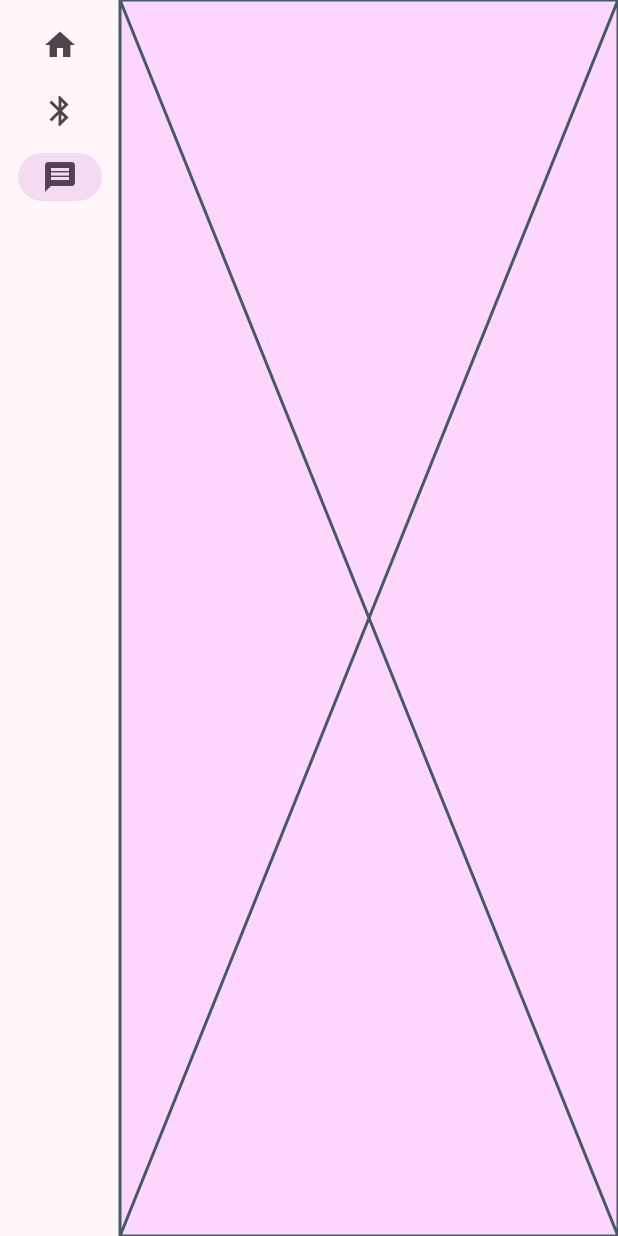
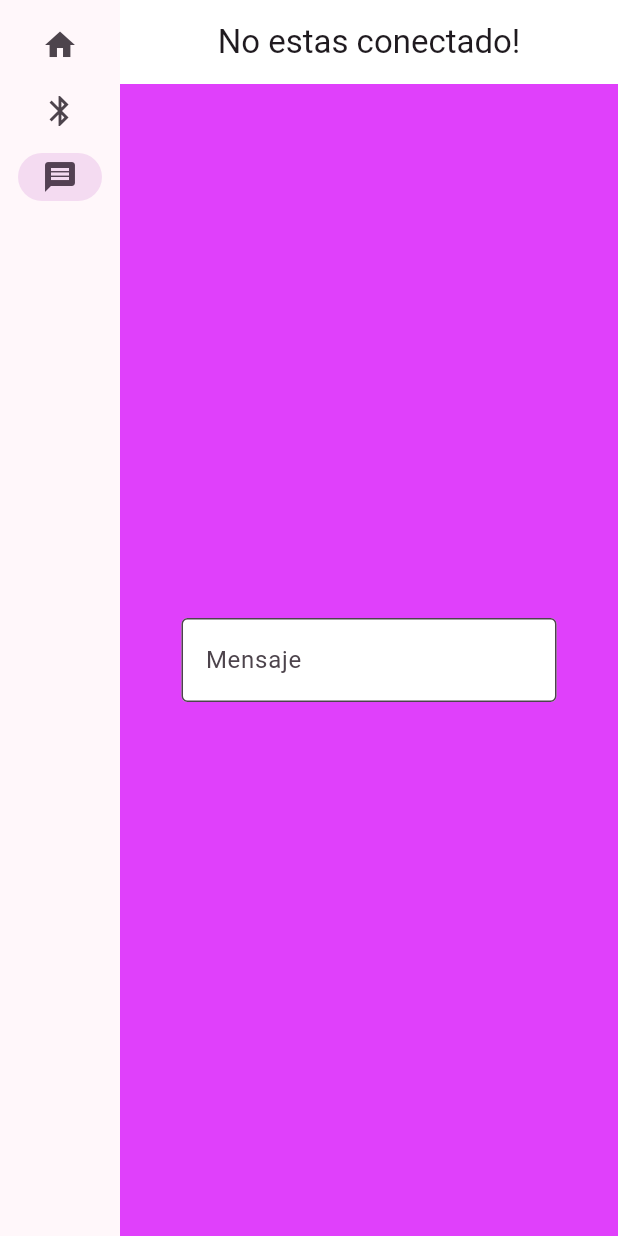
Before and after one commit to NexWan/Prueba-Flutter, a Flutter app: the screen it shows after launch, after a tap on "Bluetooth test", after a tap on "Comunicar", on a phone screen of 412 x 824 dp. Run offline on Flutter 3.47's test engine with Material 3 defaults, Android fonts, the phone set to English and light mode, and no system bars; our stand-ins replace flutter_bluetooth_serial.

Commit message:
Started implementation of communication

```diff
--- a/lib/Design.dart
+++ b/lib/design.dart
@@ -1,6 +1,4 @@
 /*The same, this is just to style a bit*/
-import 'package:english_words/english_words.dart';
-import 'package:flutter/cupertino.dart';
 import 'package:flutter/material.dart';
 
 class MsgBlock extends StatelessWidget {
--- a/lib/main.dart
+++ b/lib/main.dart
@@ -1,11 +1,8 @@
-import 'package:english_words/english_words.dart';
-import 'package:flutter/cupertino.dart';
 import 'package:flutter/material.dart';
 import 'package:flutter_bluetooth_serial/flutter_bluetooth_serial.dart';
 import 'package:provider/provider.dart';
 
-import 'Design.dart';
-import 'Widgets.dart';
+import 'widgets.dart';
 
 void main() {
   runApp(const MyApp());
@@ -24,7 +21,7 @@ class MyApp extends StatelessWidget {
           useMaterial3: true,
           colorScheme: ColorScheme.fromSeed(seedColor: Colors.purpleAccent),
         ),
-        home: MyHomePage(),
+        home: const MyHomePage(),
       ),
     );
   }
@@ -89,7 +86,7 @@ class _MyHomePageState extends State<MyHomePage> {
         page = BluetoothClass();
         break;
       case 2:
-        page = Placeholder();
+        page = CommunicateBluetooth();
         break;
       default:
         throw UnimplementedError('no widget for $selectedIndex');
--- a/lib/Widgets.dart
+++ b/lib/widgets.dart
@@ -1,15 +1,20 @@
 /*This is like a component in angular, here you do some shit with it's own view
   * It's literally a view object in a MVC*/
+import 'dart:convert';
+
 import 'package:flutter/cupertino.dart';
+import 'package:flutter/foundation.dart';
 import 'package:flutter/material.dart';
 import 'package:flutter/services.dart';
 import 'package:flutter_bluetooth_serial/flutter_bluetooth_serial.dart';
 import 'package:provider/provider.dart';
 
-import 'Design.dart';
+import 'design.dart';
 import 'main.dart';
 
 class GeneratorPage extends StatelessWidget {
+  const GeneratorPage({super.key});
+
   @override
   Widget build(BuildContext context) {
     var appState = context.watch<MyAppState>();
@@ -22,7 +27,7 @@ class GeneratorPage extends StatelessWidget {
           const BigCard(),
           const SizedBox(height: 10),
           Text(
-            "App desarrollada por Leonardo",
+            "App desarrollada por Leo",
             style: theme.textTheme.labelLarge,
           ),
         ],
@@ -40,9 +45,7 @@ class BluetoothClass extends StatefulWidget {
   State<BluetoothClass> createState() => _BluetoothClassState();
 }
 
-class _BluetoothClassState extends State<BluetoothClass>
-    with WidgetsBindingObserver {
-  final GlobalKey<ScaffoldState> _globalKey = new GlobalKey();
+class _BluetoothClassState extends State<BluetoothClass> with WidgetsBindingObserver, AutomaticKeepAliveClientMixin {
   FlutterBluetoothSerial bluetooth = FlutterBluetoothSerial.instance;
 
   var _deviceList = <BluetoothDevice>[] = [];
@@ -54,12 +57,12 @@ class _BluetoothClassState extends State<BluetoothClass>
   void initState() {
     super.initState();
     bluetoothConnectionState();
-    WidgetsBinding.instance?.addObserver(this);
+    WidgetsBinding.instance.addObserver(this);
   }
 
   @override
   void dispose() {
-    WidgetsBinding.instance?.removeObserver(this);
+    WidgetsBinding.instance.removeObserver(this);
     super.dispose();
   }
 
@@ -79,7 +82,9 @@ class _BluetoothClassState extends State<BluetoothClass>
     try {
       devices = await bluetooth.getBondedDevices();
     } on PlatformException {
+      if (kDebugMode) {
         print("Error");
+      }
     }
 
     //Know when is connected and disconnected
@@ -105,7 +110,9 @@ class _BluetoothClassState extends State<BluetoothClass>
           });
           break;
         default:
+          if (kDebugMode) {
             print(state);
+          }
       }
     });
 
@@ -120,23 +127,11 @@ class _BluetoothClassState extends State<BluetoothClass>
 
   List<DropdownMenuItem<BluetoothDevice>> _getDeviceItems() {
     List<DropdownMenuItem<BluetoothDevice>> items = [];
-    if(Provider.of<MyAppState>(context, listen: false).connected){
-      items.add(DropdownMenuItem(
-        child: Text(Provider.of<MyAppState>(context, listen: false).device?.name ?? 'No Name Available'),
-      ));
-      items.remove(Provider.of<MyAppState>(context, listen: false).device);
-    }
-    if (_deviceList.isEmpty) {
-      items.add(const DropdownMenuItem(
-        child: Text('NONE'),
-      ));
-    } else {
-      for (var device in _deviceList) {
+    if (_deviceList.isNotEmpty) {
+      for (BluetoothDevice device in _deviceList) {
         items.add(DropdownMenuItem(
           value: device,
-          child: Text(
-            device.name ?? 'No Name Available',
-          ),
+          child: Text(device.name ?? 'No Name Available'),
         ));
       }
     }
@@ -148,7 +143,9 @@ class _BluetoothClassState extends State<BluetoothClass>
   void _connect() {
     if (_device == null) {
       show('No device selected');
+      if (kDebugMode) {
         print("No device connected");
+      }
     } else {
       bluetooth.isEnabled.then((isConnected) {
         if (isConnected!) {
@@ -156,9 +153,12 @@ class _BluetoothClassState extends State<BluetoothClass>
             BluetoothConnection.toAddress(_device?.address).then((value) {
               _connection = value;
               Provider.of<MyAppState>(context, listen: false).setPressed(false);
-              Provider.of<MyAppState>(context, listen: false).setConnected(true);
-              Provider.of<MyAppState>(context, listen: false).connect(_connection!);
-              Provider.of<MyAppState>(context, listen: false).deviceConnected(_device);
+              Provider.of<MyAppState>(context, listen: false).setConnected(
+                  true);
+              Provider.of<MyAppState>(context, listen: false).connect(
+                  _connection!);
+              Provider.of<MyAppState>(context, listen: false).deviceConnected(
+                  _device);
               show('Connected to ${_device?.name}');
             }).catchError((error) {
               show('Error: $error');
@@ -172,15 +172,16 @@ class _BluetoothClassState extends State<BluetoothClass>
   }
 
   void _disconnect() {
-    _connection = Provider.of<MyAppState>(context, listen: false).connection;
+    _connection = Provider
+        .of<MyAppState>(context, listen: false)
+        .connection;
     _connection?.dispose();
     Provider.of<MyAppState>(context, listen: false).setPressed(false);
     Provider.of<MyAppState>(context, listen: false).setConnected(false);
     Provider.of<MyAppState>(context, listen: false).deviceConnected(null);
   }
 
-  Future show(
-      String message, {
+  Future show(String message, {
     Duration duration = const Duration(seconds: 3),
   }) async {
     await Future.delayed(const Duration(milliseconds: 100));
@@ -196,17 +197,17 @@ class _BluetoothClassState extends State<BluetoothClass>
 
   @override
   Widget build(BuildContext context) {
+    super.build(context);
     var appState = context.watch<MyAppState>();
 
     return Builder(builder: (context) {
       return Scaffold(
-          key: _globalKey,
           appBar: AppBar(title: const Center(child: Text("Bluetooth"))),
           backgroundColor: Colors.purpleAccent,
-          body: Container(
-              child: Column(
+          body:
+              Column(
                 children: [
-                  SizedBox(height: 20),
+                  const SizedBox(height: 20),
                   const Center(
                     child: Column(
                       mainAxisAlignment: MainAxisAlignment.center,
@@ -221,7 +222,7 @@ class _BluetoothClassState extends State<BluetoothClass>
                     ),
                   ),
                   Padding(
-                      padding: EdgeInsets.only(top: 8.0),
+                      padding: const EdgeInsets.only(top: 8.0),
                       child: Row(
                           mainAxisAlignment: MainAxisAlignment.spaceAround,
                           children: <Widget>[
@@ -229,11 +230,15 @@ class _BluetoothClassState extends State<BluetoothClass>
                                 style: TextStyle(
                                   fontWeight: FontWeight.bold,
                                 )),
-                            DropdownButton(
+                            SizedBox(
+                              height: 50,
+                              child: DropdownButton(
                                   items: _getDeviceItems(),
                                   onChanged: (value) =>
                                       setState(() => _device = value!),
-                                value: _device),
+                                  value: appState.connected ? appState.device : _device
+                              ),
+                            ),
                           ]
                       )
                   ),
@@ -246,7 +251,8 @@ class _BluetoothClassState extends State<BluetoothClass>
                                     : appState.connected
                                     ? _disconnect
                                     : _connect,
-                              child: Text(appState.connected ? 'Disconnect' : 'Connect')
+                                child: Text(
+                                    appState.connected ? 'Disconnect' : 'Connect')
                             )
                           ]
                       )
@@ -260,13 +266,71 @@ class _BluetoothClassState extends State<BluetoothClass>
                   ),
                   Expanded(child: Center(
                       child:
-                        Text(appState.connected ? 'Conectado a: ${appState.device?.name}' : 'No conectado', style: TextStyle(fontSize: 20, color: appState.connected ? Colors.black : Colors.red))
+                      Text(appState.connected ? 'Conectado a: ${appState.device
+                          ?.name}' : 'No conectado', style: TextStyle(fontSize: 20,
+                          color: appState.connected ? Colors.black : Colors.red))
                   )
                   )
                 ],
-              ),
               )
       );
     });
   }
+
+  @override
+  bool get wantKeepAlive => true;
 }
+
+class CommunicateBluetooth extends StatefulWidget {
+  const CommunicateBluetooth({super.key});
+
+  @override
+  State<StatefulWidget> createState() => _communicateStateClass();
+
+}
+
+class _communicateStateClass extends State<CommunicateBluetooth> with AutomaticKeepAliveClientMixin {
+  @override
+  Widget build(BuildContext context) {
+    super.build(context);
+    var appState = context.watch<MyAppState>();
+
+    appState.connection?.input?.listen((Uint8List data) {
+      print('Data incoming: ${ascii.decode(data)}');
+    });
+
+    // TODO: implement build
+    return Builder(builder: (context){
+      return Scaffold(
+        appBar: AppBar(title: Text(!appState.connected ? "No estas conectado!" : "Conectado a: ${appState.device?.name}"), centerTitle: true, backgroundColor: Colors.white,),
+        backgroundColor: Colors.purpleAccent,
+        body:
+        const Column(
+          mainAxisAlignment: MainAxisAlignment.center,
+          children: [
+            Center(
+                child: Column(
+                    children: [
+                      SizedBox(
+                        width: 250,
+                        child: TextField(
+                          obscureText: false,
+                          decoration: InputDecoration(
+                            border: OutlineInputBorder(),
+                            labelText: 'Mensaje',
+                            filled: true,
+                            fillColor: Colors.white,
+                          ),
+                        ),
+                      )
+                    ]
+                )
+            ),
+          ],
+        ),
+      );
+    });
+  }
+  @override
+  bool get wantKeepAlive => true;
+}
--- a/pubspec.yaml
+++ b/pubspec.yaml
@@ -1,4 +1,4 @@
-name: gayzsu
+name: bluetooth
 description: A new Flutter project.
 android:
   applicationId: "nexwan.project.bluetooth"
```
Also changed, not shown: 1 other file. Lines whose indentation alone changed are shown as unchanged.
